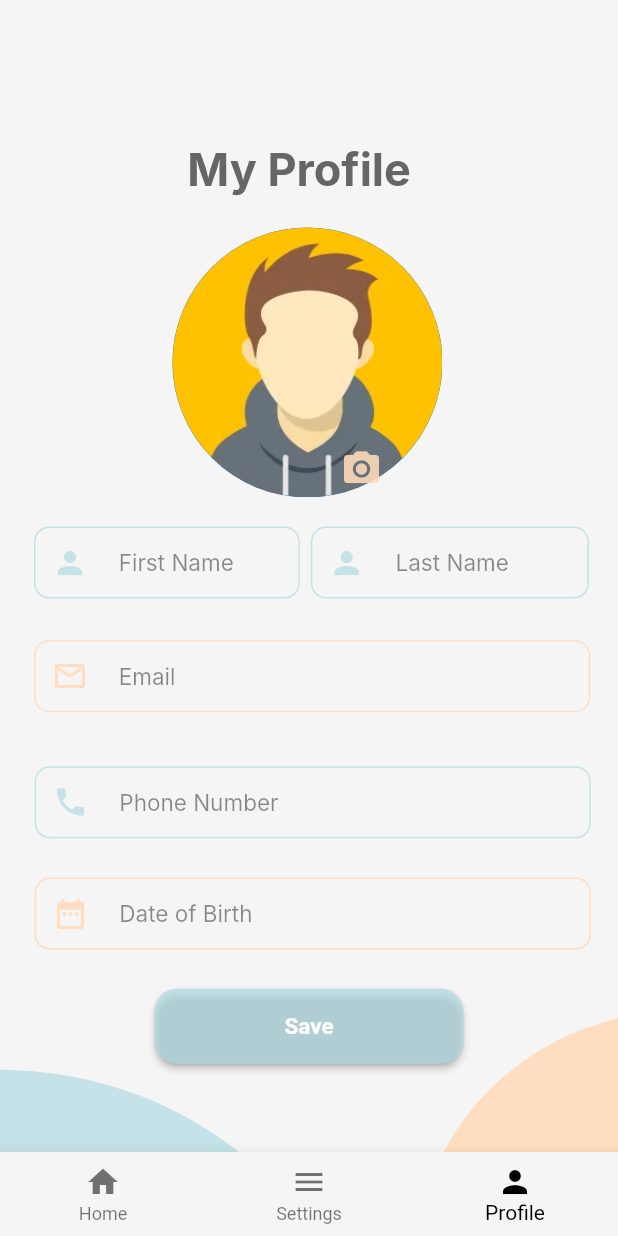
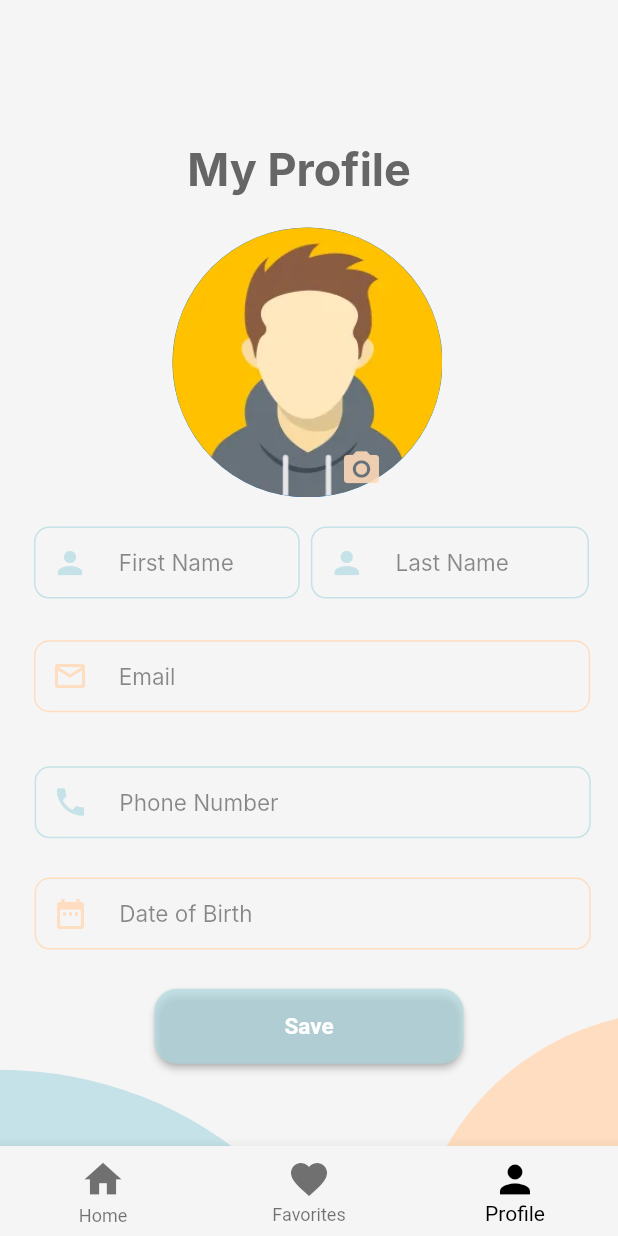
Before and after one commit to Y-Elsayed/Offers2day, a Flutter app: the HomePage screen opened by its route, item 3 of the bottom bar chosen, on a phone screen of 412 x 824 dp. Run offline on Flutter 3.47's test engine with Material 2 defaults, Android fonts, the phone set to English and light mode, and no system bars; our stand-ins replace flutter_svg; missing offline and left inert: arrow_path; network calls fail; Roboto replaces fonts that are missing (Intel, Inter).

Commit message:
Changed from settings to favorites
Changed all the references to the settings class and changed it into favorites

```diff
--- a/Frontend/lib/main.dart
+++ b/Frontend/lib/main.dart
@@ -21,7 +21,7 @@ class MyApp extends StatelessWidget {
   Widget build(BuildContext context) {
     return MaterialApp(
         debugShowCheckedModeBanner: false,
-        home: const LoginPage(),
+        home: const HomePage(),
         routes: {
           '/loginpage': (context) => const LoginPage(),
           '/signuppage': (context) => const SignUpPage(),
--- a/Frontend/lib/pages/home_page.dart
+++ b/Frontend/lib/pages/home_page.dart
@@ -1,10 +1,9 @@
 // Packages
 import 'package:flutter/material.dart';
 
-
 // Files
 import 'home_pages/home.dart';
-import 'home_pages/settings.dart';
+import 'home_pages/favorites.dart';
 import 'home_pages/profile.dart';
 
 class HomePage extends StatefulWidget {
@@ -22,7 +21,7 @@ class _HomePageState extends State<HomePage> {
   // navigation bar
   final List<Widget> _pages = [
     const Home(),
-    const Settings(),
+    const Favorites(),
     const Profile(),
   ];
 
@@ -44,18 +43,35 @@ class _HomePageState extends State<HomePage> {
         currentIndex: _selectedIndex,
         onTap: _navigateBottomBar,
         selectedItemColor: Colors.black,
-
         items: const [
           // Home
-             BottomNavigationBarItem(icon: Icon(Icons.home), label: "Home"),
+          BottomNavigationBarItem(
+              icon: Icon(
+                Icons.home,
+                //color: Color.fromRGBO(255, 218, 185, 1),
+                size: 30,
+              ),
+              label: "Home"),
 
           // Menu
-             BottomNavigationBarItem(icon: Icon(Icons.menu), label: "Settings"),
+          BottomNavigationBarItem(
+              icon: Icon(
+                Icons.favorite,
+                //color: Colors.red,
+                size: 29,
+              ),
+              label: "Favorites"),
 
           // Profile
-            BottomNavigationBarItem(icon: Icon(Icons.person), label: "Profile"),
+          BottomNavigationBarItem(
+              icon: Icon(
+                Icons.person,
+                //color: Color.fromRGBO(174, 217, 224, 1),
+                size: 30,
+              ),
+              label: "Profile"),
         ],
-         )
+      ),
     );
   }
 }
--- a/Frontend/lib/pages/home_pages/settings.dart
+++ b/Frontend/lib/pages/home_pages/favorites.dart
@@ -1,17 +1,17 @@
 import 'package:flutter/material.dart';
 
-class Settings extends StatefulWidget {
-  const Settings({super.key});
+class Favorites extends StatefulWidget {
+  const Favorites({super.key});
 
   @override
-  State<Settings> createState() => _SettingsState();
+  State<Favorites> createState() => _FavoritesState();
 }
 
-class _SettingsState extends State<Settings> {
+class _FavoritesState extends State<Favorites> {
   @override
   Widget build(BuildContext context) {
     return const Center(
-    child: Text(
+        child: Text(
       "Settings\nPlaceHolder",
       style: TextStyle(fontSize: 50),
     ));
```
Lines whose indentation alone changed are shown as unchanged.
